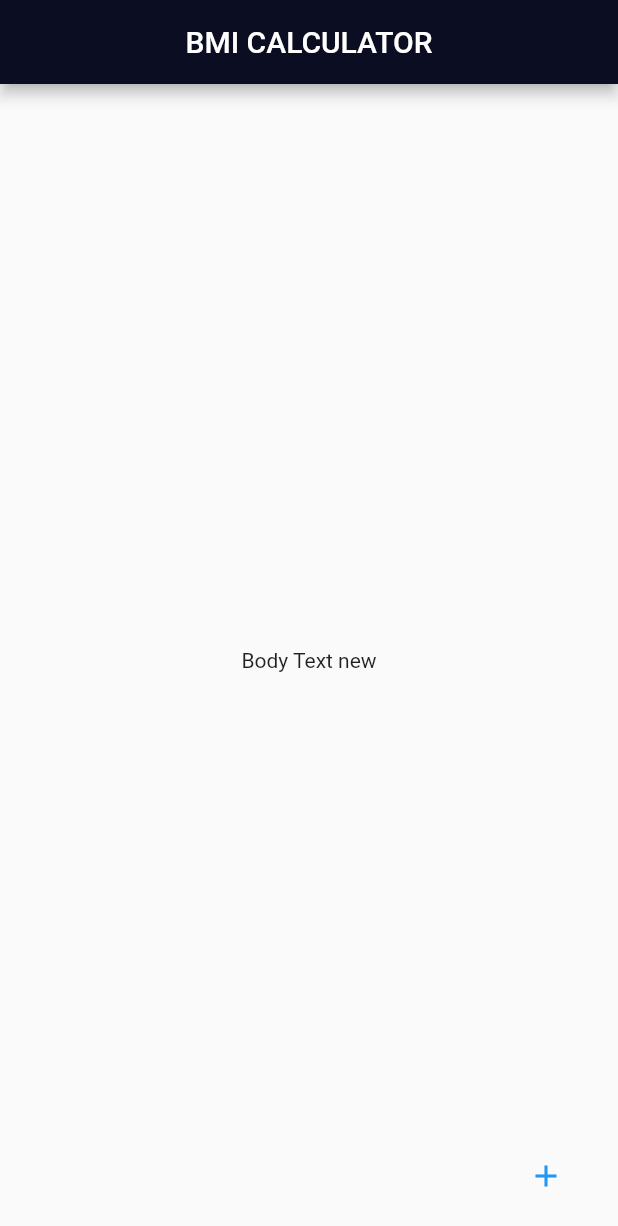
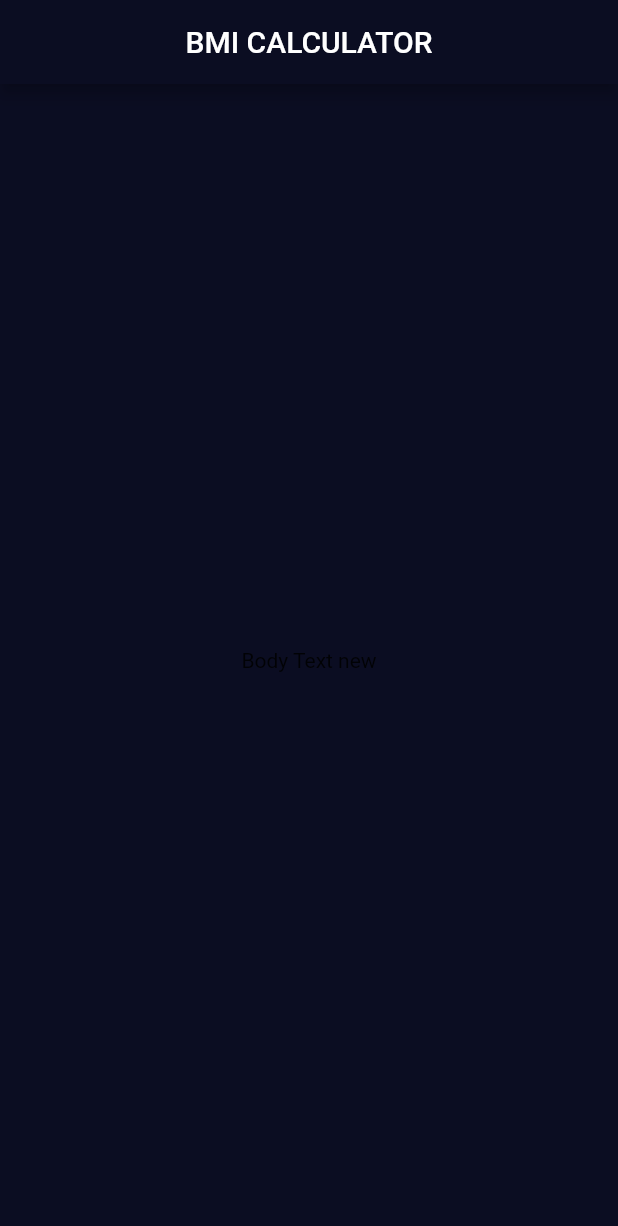
Before and after one commit to gartservice/bmi_calculator, a Flutter app: the screen it shows after launch, on a phone screen of 412 x 824 dp. Shown: the top 1226 px of the screen. Run offline on Flutter 3.47's test engine with Material 2 defaults, Android fonts, the phone set to English and light mode, and no system bars.

Commit message:
background color changed

```diff
--- a/lib/main.dart
+++ b/lib/main.dart
@@ -10,7 +10,13 @@ class BMICalculator extends StatelessWidget {
         appBarTheme: AppBarTheme(
           backgroundColor: Color(0xFF0B0D22),
         ),
-
+        colorScheme: ColorScheme.fromSwatch().copyWith(
+          // brightness: brightness,
+          primary: Color(0xFF0B0D22),
+          // onPrimary: onPrimary,
+          secondary: Colors.purple,
+        ),
+        scaffoldBackgroundColor: Color(0xFF0B0D22),
       ),
       home: InputPage(),
     );
@@ -35,8 +41,9 @@ class _InputPageState extends State<InputPage> {
       ),
       floatingActionButton: TextButton(
         child: Icon(Icons.add),
-
-        onPressed: (){print('press');},
+        onPressed: () {
+          print('press');
+        },
       ),
     );
   }
```
